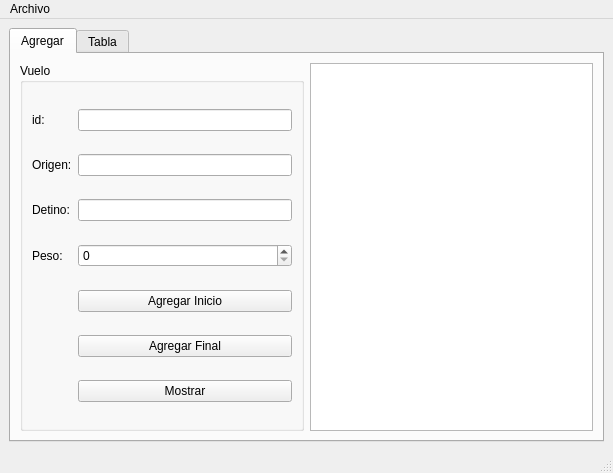
leonardotapia0753/SSPA-Interfaces, file mainwindow.ui: the form before one commit.
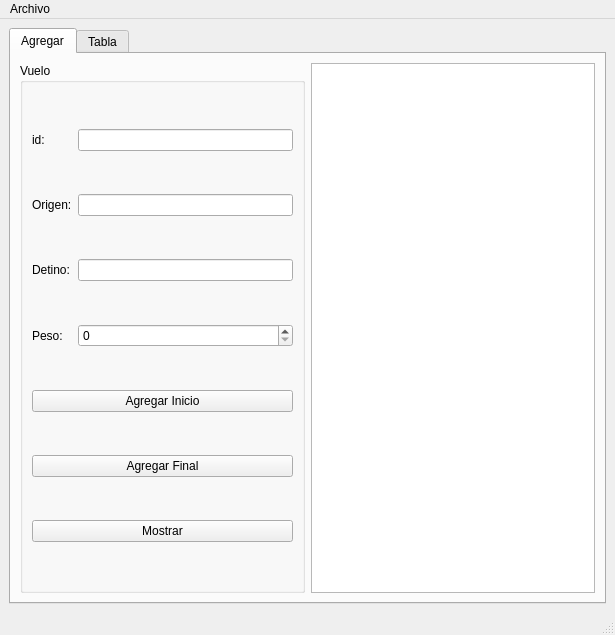
The form after the commit. The open tabs and pages were chosen to show the change.

Commit message: Cambio de orden de selección con tabulador

```diff
--- a/mainwindow.ui
+++ b/mainwindow.ui
@@ -6,8 +6,8 @@
    <rect>
     <x>0</x>
     <y>0</y>
-    <width>613</width>
-    <height>473</height>
+    <width>615</width>
+    <height>635</height>
    </rect>
   </property>
   <property name="windowTitle">
@@ -54,20 +54,6 @@
              </property>
             </widget>
            </item>
-           <item row="4" column="1">
-            <widget class="QPushButton" name="agregar_inicio_pushButton">
-             <property name="text">
-              <string>Agregar Inicio</string>
-             </property>
-            </widget>
-           </item>
-           <item row="5" column="1">
-            <widget class="QPushButton" name="agregar_final_pushButton">
-             <property name="text">
-              <string>Agregar Final</string>
-             </property>
-            </widget>
-           </item>
            <item row="0" column="0">
             <widget class="QLabel" name="label">
              <property name="text">
@@ -78,13 +64,6 @@
            <item row="2" column="1">
             <widget class="QLineEdit" name="destino_lineEdit"/>
            </item>
-           <item row="6" column="1">
-            <widget class="QPushButton" name="mostrar_pushButton">
-             <property name="text">
-              <string>Mostrar</string>
-             </property>
-            </widget>
-           </item>
            <item row="1" column="1">
             <widget class="QLineEdit" name="origen_lineEdit"/>
            </item>
@@ -98,11 +77,44 @@
            <item row="3" column="1">
             <widget class="QSpinBox" name="peso_spinBox"/>
            </item>
+           <item row="4" column="0" colspan="2">
+            <widget class="QPushButton" name="agregar_inicio_pushButton">
+             <property name="text">
+              <string>Agregar Inicio</string>
+             </property>
+            </widget>
+           </item>
+           <item row="5" column="0" colspan="2">
+            <widget class="QPushButton" name="agregar_final_pushButton">
+             <property name="text">
+              <string>Agregar Final</string>
+             </property>
+            </widget>
+           </item>
+           <item row="6" column="0" colspan="2">
+            <widget class="QPushButton" name="mostrar_pushButton">
+             <property name="text">
+              <string>Mostrar</string>
+             </property>
+            </widget>
+           </item>
           </layout>
          </widget>
         </item>
         <item row="0" column="1">
          <widget class="QPlainTextEdit" name="salida">
+          <property name="focusPolicy">
+           <enum>Qt::NoFocus</enum>
+          </property>
+          <property name="contextMenuPolicy">
+           <enum>Qt::NoContextMenu</enum>
+          </property>
+          <property name="tabChangesFocus">
+           <bool>true</bool>
+          </property>
+          <property name="readOnly">
+           <bool>true</bool>
+          </property>
           <property name="plainText">
            <string/>
           </property>
@@ -150,8 +162,8 @@
     <rect>
      <x>0</x>
      <y>0</y>
-     <width>613</width>
-     <height>21</height>
+     <width>615</width>
+     <height>26</height>
     </rect>
    </property>
    <widget class="QMenu" name="menuArchivo">
```
Left out of the diff: 35 changed lines with no effect on the pictures. The commit also changes 1 other file.
